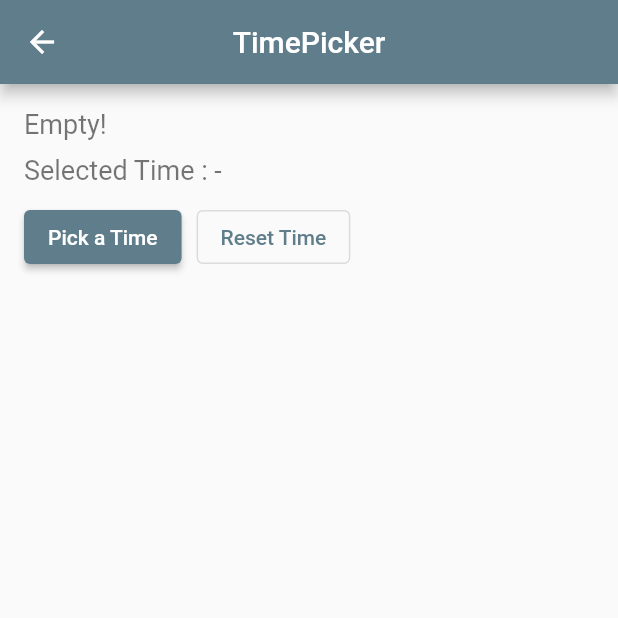
After one commit to BishalTamangDev/flutter_all_concepts, a Flutter app: the TimePickerScreen screen opened directly, on a phone screen of 412 x 824 dp, the top half of it. The commit adds this screen. Run offline on Flutter 3.47's test engine with Material 3 defaults, Android fonts, the phone set to English and light mode, and no system bars; our stand-ins replace font_awesome_flutter.

Commit message:
widget: input -> time picker

```diff
--- a/lib/screens/inputs/date_picker.dart
+++ b/lib/screens/inputs/date_picker.dart
@@ -1,5 +1,3 @@
-import 'dart:math';
-
 import 'package:all_concepts/variables/variables.dart';
 import 'package:flutter/material.dart';
 
@@ -67,8 +65,6 @@ class _DatePickerState extends State<DatePickerScreen> {
                             appointmentDateYear = appointmentDate!.year;
                             appointmentDateMonth = appointmentDate!.month;
                             appointmentDateDay = appointmentDate!.day;
-
-                            String finalDate = "$appointmentDateYear";
                           }
                         });
                       }
--- /dev/null
+++ b/lib/screens/inputs/time_picker.dart
@@ -0,0 +1,86 @@
+import 'package:all_concepts/variables/variables.dart';
+import 'package:flutter/material.dart';
+
+class TimePickerScreen extends StatefulWidget {
+  const TimePickerScreen({super.key, this.description = "Empty!"});
+
+  final String description;
+
+  @override
+  State<StatefulWidget> createState() => _TimePickerState();
+}
+
+class _TimePickerState extends State<TimePickerScreen> {
+  TimeOfDay? appointmentTime;
+
+  int appointmentTimeHour = 0;
+  int appointmentTimeMinute = 0;
+
+  @override
+  void initState() {
+    super.initState();
+    if (appointmentTime != null) {
+      appointmentTimeHour = appointmentTime!.hour;
+      appointmentTimeMinute = appointmentTime!.minute;
+    }
+  }
+
+  @override
+  Widget build(BuildContext context) {
+    return Scaffold(
+      appBar: AppBar(
+        title: const Text("TimePicker"),
+        centerTitle: true,
+      ),
+      body: SingleChildScrollView(
+        child: Padding(
+          padding: Variables.getLeftRightPadding(),
+          child: Column(
+            crossAxisAlignment: CrossAxisAlignment.start,
+            children: [
+              // simple input
+              const SizedBox(height: 16.0),
+              Text(widget.description),
+              const SizedBox(height: 10.0),
+              Text(
+                  "Selected Time : ${appointmentTime != null ? "${appointmentTimeHour.toString()}:${appointmentTimeMinute.toString()}" : "-"}"),
+              const SizedBox(height: 10.0),
+              Row(
+                children: [
+                  ElevatedButton(
+                    onPressed: () async {
+                      TimeOfDay? pickedTime = await showTimePicker(
+                        context: context,
+                        initialTime: TimeOfDay.now(),
+                      );
+
+                      if (pickedTime != null) {
+                        setState(() {
+                          appointmentTime = pickedTime;
+                          if (appointmentTime != null) {
+                            appointmentTimeHour = appointmentTime!.hour;
+                            appointmentTimeMinute = appointmentTime!.minute;
+                          }
+                        });
+                      }
+                    },
+                    child: const Text("Pick a Time"),
+                  ),
+                  const SizedBox(width: 10.0),
+                  OutlinedButton(
+                    onPressed: () {
+                      setState(() {
+                        appointmentTime = null;
+                      });
+                    },
+                    child: const Text("Reset Time"),
+                  ),
+                ],
+              ),
+            ],
+          ),
+        ),
+      ),
+    );
+  }
+}
```
Also changed, not shown: lib/screens/input_screen.dart (+11 -0 lines).
